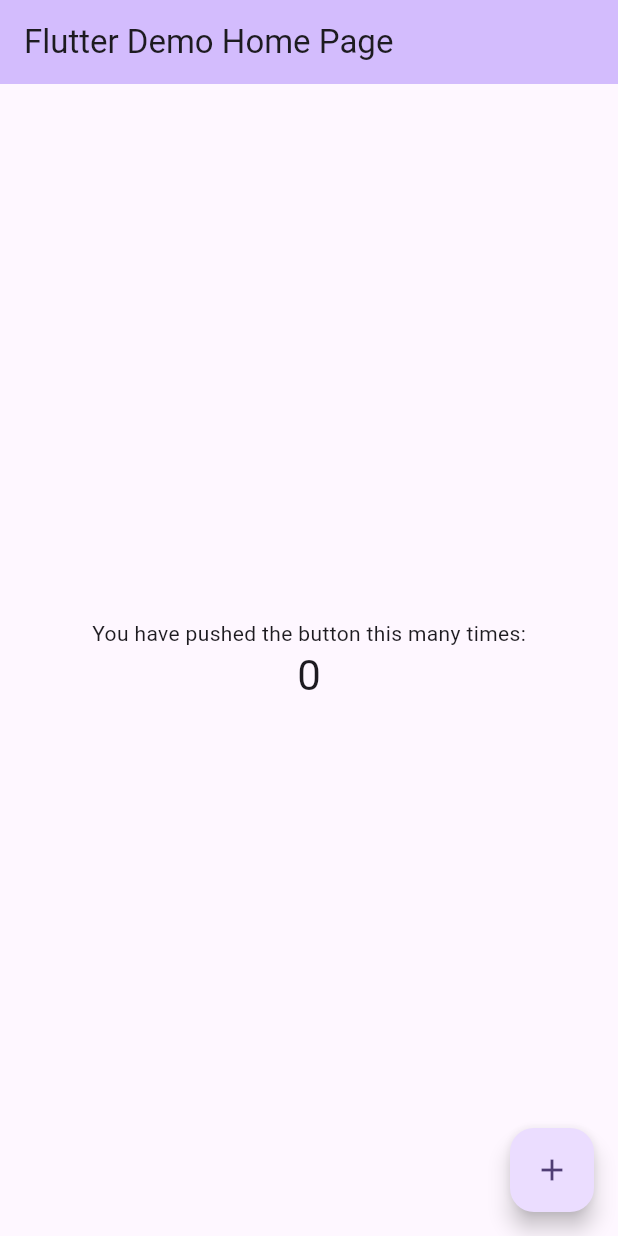
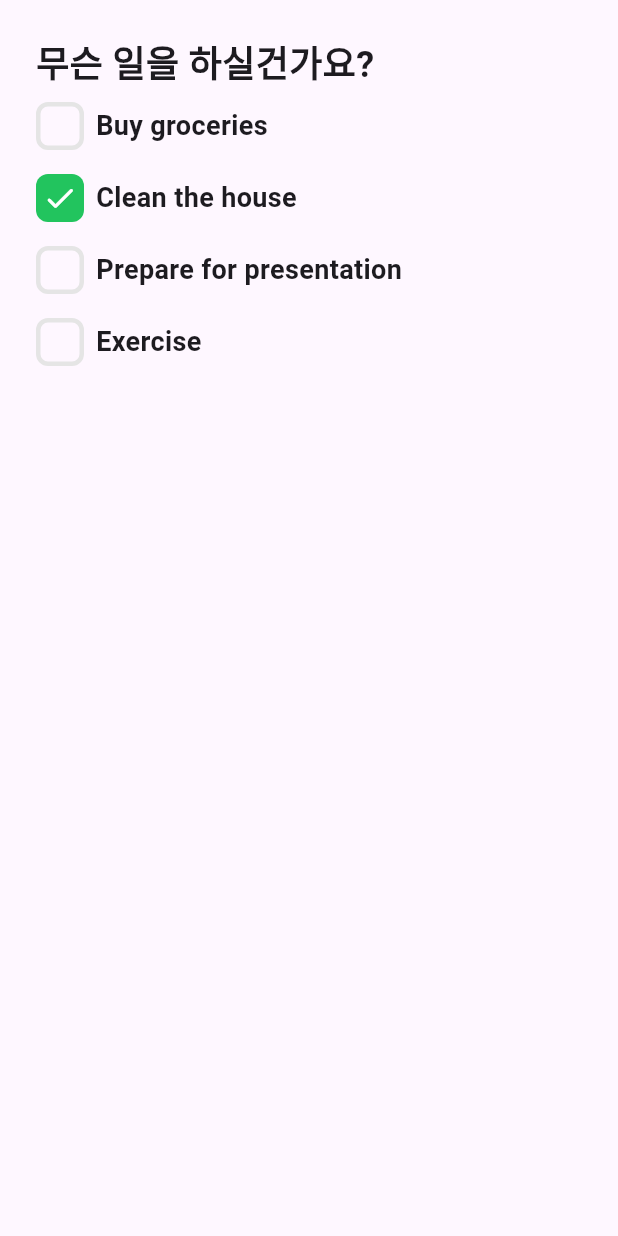
Before and after one commit to jinsubaekdev/do-what-to-do, a Flutter app: the screen it shows after launch, on a phone screen of 412 x 824 dp. Run offline on Flutter 3.47's test engine with Material 3 defaults, Android fonts, the phone set to English and light mode, and no system bars; our stand-ins replace freezed_annotation, velocity_x; generated files the repository leaves out were written again.

Commit message:
feat: TodoScreen UI 구현

```diff
--- /dev/null
+++ b/lib/common/const/colors.dart
@@ -0,0 +1,6 @@
+import 'dart:ui';
+
+class AppColors {
+  static const primary = Color(0xFF22C45E);
+  static const gray200 = Color(0xFFE5E5E5);
+}
--- /dev/null
+++ b/lib/common/const/dimensions.dart
@@ -0,0 +1,3 @@
+import 'package:flutter/material.dart';
+
+const borderRadius8 = BorderRadius.all(Radius.circular(8));
--- /dev/null
+++ b/lib/common/theme/app_theme.dart
@@ -0,0 +1,64 @@
+import 'package:flutter/material.dart';
+
+class AppTextTheme {
+  static const _xsSize = 12.0;
+  static const _smSize = 14.0;
+  static const _mdSize = 16.0;
+  static const _lgSize = 18.0;
+
+  static const _displayXsSize = 24.0;
+
+  static const _regularStyle = TextStyle(fontWeight: FontWeight.w400);
+  static const _mediumStyle = TextStyle(fontWeight: FontWeight.w500);
+  static const _semiBoldStyle = TextStyle(fontWeight: FontWeight.w600);
+  static const _boldStyle = TextStyle(fontWeight: FontWeight.w700);
+
+  static final xs = TextWeight(
+    regular: _regularStyle.copyWith(fontSize: _xsSize),
+    medium: _mediumStyle.copyWith(fontSize: _xsSize),
+    semiBold: _semiBoldStyle.copyWith(fontSize: _xsSize),
+    bold: _boldStyle.copyWith(fontSize: _xsSize),
+  );
+
+  static final sm = TextWeight(
+    regular: _regularStyle.copyWith(fontSize: _smSize),
+    medium: _mediumStyle.copyWith(fontSize: _smSize),
+    semiBold: _semiBoldStyle.copyWith(fontSize: _smSize),
+    bold: _boldStyle.copyWith(fontSize: _smSize),
+  );
+
+  static final md = TextWeight(
+    regular: _regularStyle.copyWith(fontSize: _mdSize),
+    medium: _mediumStyle.copyWith(fontSize: _mdSize),
+    semiBold: _semiBoldStyle.copyWith(fontSize: _mdSize),
+    bold: _boldStyle.copyWith(fontSize: _mdSize),
+  );
+
+  static final lg = TextWeight(
+    regular: _regularStyle.copyWith(fontSize: _lgSize),
+    medium: _mediumStyle.copyWith(fontSize: _lgSize),
+    semiBold: _semiBoldStyle.copyWith(fontSize: _lgSize),
+    bold: _boldStyle.copyWith(fontSize: _lgSize),
+  );
+
+  static final displayXs = TextWeight(
+    regular: _regularStyle.copyWith(fontSize: _displayXsSize),
+    medium: _mediumStyle.copyWith(fontSize: _displayXsSize),
+    semiBold: _semiBoldStyle.copyWith(fontSize: _displayXsSize),
+    bold: _boldStyle.copyWith(fontSize: _displayXsSize),
+  );
+}
+
+class TextWeight {
+  TextStyle regular;
+  TextStyle medium;
+  TextStyle semiBold;
+  TextStyle bold;
+
+  TextWeight({
+    required this.regular,
+    required this.medium,
+    required this.semiBold,
+    required this.bold,
+  });
+}
--- /dev/null
+++ b/lib/common/widgets/w_app_checkbox.dart
@@ -0,0 +1,42 @@
+import 'package:do_what_to_do/common/const/colors.dart';
+import 'package:do_what_to_do/common/const/dimensions.dart';
+import 'package:flutter/material.dart';
+
+class AppCheckbox extends StatelessWidget {
+  static const checkboxSize = 32.0;
+  static const checkIconSize = 24.0;
+  static const checkboxWidth = 3.0;
+
+  final bool value;
+  final VoidCallback onPressed;
+
+  const AppCheckbox(
+    this.value, {
+    required this.onPressed,
+    super.key,
+  });
+
+  @override
+  Widget build(BuildContext context) {
+    return GestureDetector(
+      onTap: onPressed,
+      child: Container(
+        width: checkboxSize,
+        height: checkboxSize,
+        decoration: BoxDecoration(
+          color: value ? AppColors.primary : null,
+          borderRadius: borderRadius8,
+          border: Border.all(
+            color: value ? Colors.transparent : AppColors.gray200,
+            width: checkboxWidth,
+          ),
+        ),
+        child: Icon(
+          Icons.check_rounded,
+          size: checkIconSize,
+          color: value ? Colors.white : Colors.transparent,
+        ),
+      ),
+    );
+  }
+}
--- /dev/null
+++ b/lib/common/widgets/w_todo_item.dart
@@ -0,0 +1,25 @@
+import 'package:do_what_to_do/common/theme/app_theme.dart';
+import 'package:do_what_to_do/common/widgets/w_app_checkbox.dart';
+import 'package:do_what_to_do/common/widgets/w_width_and_height.dart';
+import 'package:do_what_to_do/features/todos/models/vo_todo.dart';
+import 'package:flutter/material.dart';
+import 'package:velocity_x/velocity_x.dart';
+
+class TodoItem extends StatelessWidget {
+  final VoidCallback onCheckPressed;
+  static const verticalPadding = 8.0;
+
+  final Todo todo;
+  const TodoItem(this.todo, {required this.onCheckPressed, super.key});
+
+  @override
+  Widget build(BuildContext context) {
+    return Row(
+      children: [
+        AppCheckbox(todo.isComplete, onPressed: onCheckPressed),
+        width8,
+        todo.title.text.textStyle(AppTextTheme.lg.semiBold).make(),
+      ],
+    ).pSymmetric(v: verticalPadding);
+  }
+}
--- /dev/null
+++ b/lib/features/todos/models/vo_sub_todo.dart
@@ -0,0 +1,11 @@
+import 'package:freezed_annotation/freezed_annotation.dart';
+
+part 'vo_sub_todo.freezed.dart';
+
+@freezed
+class SubTodo with _$SubTodo {
+  const factory SubTodo({
+    required String title,
+    required bool isComplete,
+  }) = _SubTodo;
+}
--- /dev/null
+++ b/lib/features/todos/models/vo_todo.dart
@@ -0,0 +1,14 @@
+import 'package:do_what_to_do/features/todos/models/vo_sub_todo.dart';
+import 'package:freezed_annotation/freezed_annotation.dart';
+
+part 'vo_todo.freezed.dart';
+
+@freezed
+class Todo with _$Todo {
+  const factory Todo({
+    required String title,
+    required bool isComplete,
+    String? description,
+    @Default([]) List<SubTodo> subTodos,
+  }) = _Todo;
+}
--- /dev/null
+++ b/lib/features/todos/s_todos.dart
@@ -0,0 +1,27 @@
+import 'package:do_what_to_do/common/theme/app_theme.dart';
+import 'package:do_what_to_do/common/widgets/w_todo_item.dart';
+import 'package:do_what_to_do/features/todos/duymmy_todos.dart';
+import 'package:flutter/material.dart';
+import 'package:velocity_x/velocity_x.dart';
+
+class TodosScreen extends StatelessWidget {
+  const TodosScreen({super.key});
+
+  @override
+  Widget build(BuildContext context) {
+    return Scaffold(
+      body: Padding(
+        padding: const EdgeInsets.all(24.0),
+        child: SafeArea(
+          child: Column(
+            crossAxisAlignment: CrossAxisAlignment.start,
+            children: [
+              const Text('무슨 일을 하실건가요?').text.textStyle(AppTextTheme.displayXs.semiBold).make(),
+              ...dummyTodos.map((e) => TodoItem(e, onCheckPressed: () {})),
+            ],
+          ),
+        ),
+      ),
+    );
+  }
+}
--- a/lib/main.dart
+++ b/lib/main.dart
@@ -1,3 +1,4 @@
+import 'package:do_what_to_do/features/todos/s_todos.dart';
 import 'package:flutter/material.dart';
 
 void main() {
@@ -10,116 +11,6 @@
   // This widget is the root of your application.
   @override
   Widget build(BuildContext context) {
-    return MaterialApp(
-      title: 'Flutter Demo',
-      theme: ThemeData(
-        // This is the theme of your application.
-        //
-        // TRY THIS: Try running your application with "flutter run". You'll see
-        // the application has a purple toolbar. Then, without quitting the app,
-        // try changing the seedColor in the colorScheme below to Colors.green
-        // and then invoke "hot reload" (save your changes or press the "hot
-        // reload" button in a Flutter-supported IDE, or press "r" if you used
-        // the command line to start the app).
-        //
-        // Notice that the counter didn't reset back to zero; the application
-        // state is not lost during the reload. To reset the state, use hot
-        // restart instead.
-        //
-        // This works for code too, not just values: Most code changes can be
-        // tested with just a hot reload.
-        colorScheme: ColorScheme.fromSeed(seedColor: Colors.deepPurple),
-        useMaterial3: true,
-      ),
-      home: const MyHomePage(title: 'Flutter Demo Home Page'),
-    );
+    return const MaterialApp(home: TodosScreen());
   }
 }
-
-class MyHomePage extends StatefulWidget {
-  const MyHomePage({super.key, required this.title});
-
-  // This widget is the home page of your application. It is stateful, meaning
-  // that it has a State object (defined below) that contains fields that affect
-  // how it looks.
-
-  // This class is the configuration for the state. It holds the values (in this
-  // case the title) provided by the parent (in this case the App widget) and
-  // used by the build method of the State. Fields in a Widget subclass are
-  // always marked "final".
-
-  final String title;
-
-  @override
-  State<MyHomePage> createState() => _MyHomePageState();
-}
-
-class _MyHomePageState extends State<MyHomePage> {
-  int _counter = 0;
-
-  void _incrementCounter() {
-    setState(() {
-      // This call to setState tells the Flutter framework that something has
-      // changed in this State, which causes it to rerun the build method below
-      // so that the display can reflect the updated values. If we changed
-      // _counter without calling setState(), then the build method would not be
-      // called again, and so nothing would appear to happen.
-      _counter++;
-    });
-  }
-
-  @override
-  Widget build(BuildContext context) {
-    // This method is rerun every time setState is called, for instance as done
-    // by the _incrementCounter method above.
-    //
-    // The Flutter framework has been optimized to make rerunning build methods
-    // fast, so that you can just rebuild anything that needs updating rather
-    // than having to individually change instances of widgets.
-    return Scaffold(
-      appBar: AppBar(
-        // TRY THIS: Try changing the color here to a specific color (to
-        // Colors.amber, perhaps?) and trigger a hot reload to see the AppBar
-        // change color while the other colors stay the same.
-        backgroundColor: Theme.of(context).colorScheme.inversePrimary,
-        // Here we take the value from the MyHomePage object that was created by
-        // the App.build method, and use it to set our appbar title.
-        title: Text(widget.title),
-      ),
-      body: Center(
-        // Center is a layout widget. It takes a single child and positions it
-        // in the middle of the parent.
-        child: Column(
-          // Column is also a layout widget. It takes a list of children and
-          // arranges them vertically. By default, it sizes itself to fit its
-          // children horizontally, and tries to be as tall as its parent.
-          //
-          // Column has various properties to control how it sizes itself and
-          // how it positions its children. Here we use mainAxisAlignment to
-          // center the children vertically; the main axis here is the vertical
-          // axis because Columns are vertical (the cross axis would be
-          // horizontal).
-          //
-          // TRY THIS: Invoke "debug painting" (choose the "Toggle Debug Paint"
-          // action in the IDE, or press "p" in the console), to see the
-          // wireframe for each widget.
-          mainAxisAlignment: MainAxisAlignment.center,
-          children: <Widget>[
-            const Text(
-              'You have pushed the button this many times:',
-            ),
-            Text(
-              '$_counter',
-              style: Theme.of(context).textTheme.headlineMedium,
-            ),
-          ],
-        ),
-      ),
-      floatingActionButton: FloatingActionButton(
-        onPressed: _incrementCounter,
-        tooltip: 'Increment',
-        child: const Icon(Icons.add),
-      ), // This trailing comma makes auto-formatting nicer for build methods.
-    );
-  }
-}
```
Also changed, not shown: lib/common/widgets/w_width_and_height.dart (added, +23 -0 lines), lib/features/todos/duymmy_todos.dart (added, +61 -0 lines), pubspec.yaml (+4 -4 lines), pubspec.lock, 1 other file.
